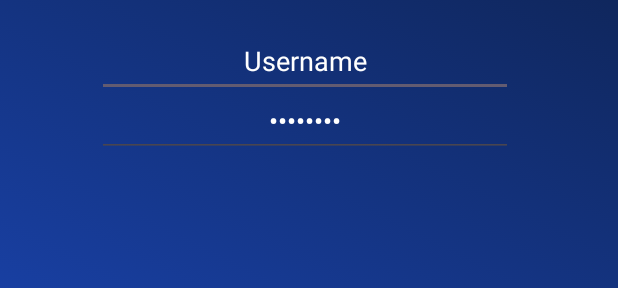
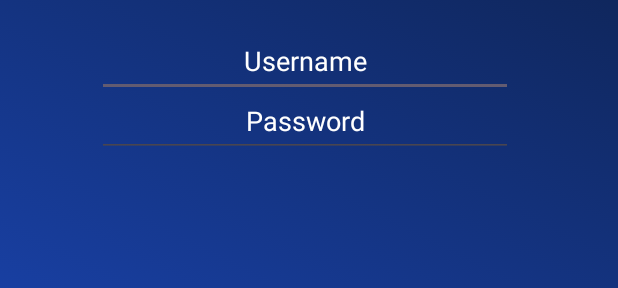
Before and after one commit to ricarahmahidayatul/Mobilebuss, an Android app: the layout activity_login.xml on its own in the app's theme, with its tools: preview values and no code run, on a phone screen of 412 x 824 dp. Shown: the part 629-917 px from the top of the screen. Run offline under Robolectric (Android 15) with nearby library versions, the phone set to English and light mode, and no system bars.

Commit message:
registrasi & login

```diff
--- a/app/build.gradle
+++ b/app/build.gradle
@@ -1,5 +1,6 @@
 plugins {
     id 'com.android.application'
+    id 'com.google.gms.google-services'
 }
 
 android {
@@ -33,6 +34,9 @@ dependencies {
     implementation 'androidx.appcompat:appcompat:1.6.1'
     implementation 'com.google.android.material:material:1.9.0'
     implementation 'androidx.constraintlayout:constraintlayout:2.1.4'
+    implementation(platform("com.google.firebase:firebase-bom:32.5.0"))
+    implementation"com.google.firebase:firebase-analytics"
+    implementation"com.google.firebase:firebase-auth"
     testImplementation 'junit:junit:4.13.2'
     androidTestImplementation 'androidx.test.ext:junit:1.1.5'
     androidTestImplementation 'androidx.test.espresso:espresso-core:3.5.1'
--- a/app/src/main/res/layout/activity_login.xml
+++ b/app/src/main/res/layout/activity_login.xml
@@ -21,7 +21,7 @@
         tools:ignore="TextSizeCheck" />
 
     <EditText
-        android:id="@+id/usernameRes"
+        android:id="@+id/Email"
         android:layout_width="wrap_content"
         android:layout_height="wrap_content"
         android:layout_alignParentEnd="true"
@@ -30,13 +30,14 @@
         android:layout_marginBottom="340dp"
         android:ems="13"
         android:gravity="center"
-        android:inputType="text"
+        android:inputType="textEmailAddress"
         android:minHeight="48dp"
-        android:text="Username"
+        android:hint="Username"
+        android:textColorHint="@color/white"
         android:textColor="@color/white" />
 
     <EditText
-        android:id="@+id/passworRes"
+        android:id="@+id/Password"
         android:layout_width="wrap_content"
         android:layout_height="wrap_content"
         android:layout_alignParentEnd="true"
@@ -45,15 +46,19 @@
         android:layout_marginBottom="300dp"
         android:ems="13"
         android:gravity="center"
-        android:inputType="numberPassword"
         android:minHeight="48dp"
-        android:text="Password"
-        android:textColor="@color/white" />
+        android:hint="Password"
+        android:textColor="@color/white"
+        android:textColorHint="@color/white"
+        android:inputType="textPassword"
+        />
+
+
 
 
 
     <Button
-        android:id="@+id/button2"
+        android:id="@+id/Login"
         android:layout_width="wrap_content"
         android:layout_height="wrap_content"
         android:layout_alignParentEnd="true"
@@ -81,7 +86,7 @@
         tools:ignore="TextSizeCheck" />
 
     <TextView
-        android:id="@+id/tulisanlogin"
+        android:id="@+id/Register"
         android:layout_width="wrap_content"
         android:layout_height="wrap_content"
         android:layout_alignParentEnd="true"
@@ -94,4 +99,6 @@
         android:textSize="30dp"
         android:textStyle="bold" />
 
+
+
 </RelativeLayout>
--- a/build.gradle
+++ b/build.gradle
@@ -1,4 +1,5 @@
 // Top-level build file where you can add configuration options common to all sub-projects/modules.
 plugins {
 id 'com.android.application' version '8.1.1' apply false
+    id("com.google.gms.google-services") version "4.4.0" apply false
 }
```
Also changed, not shown: app/src/main/AndroidManifest.xml (+7 -4 lines), app/src/main/java/com/example/travelbuss/LoginActivity.java (+69 -1 lines), app/src/main/java/com/example/travelbuss/Register.java (+65 -0 lines), app/src/main/res/layout/activity_register.xml (+9 -5 lines), 1 other file.
